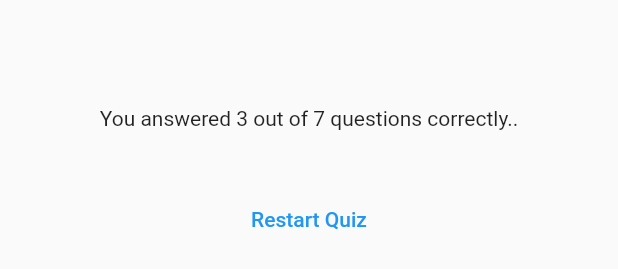
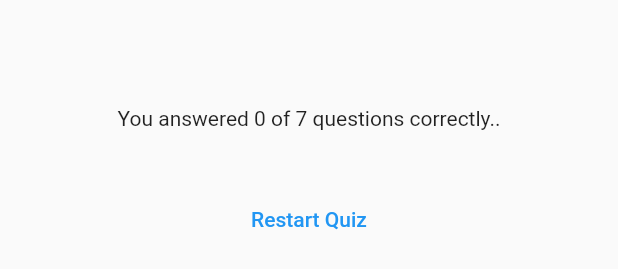
Before and after one commit to vinxe-offiah/demo_quiz, a Flutter app: the ResultsScreen widget shown alone on an empty page, opened directly with empty values, on a phone screen of 412 x 824 dp. Shown: the part 437-706 px from the top of the screen. Run offline on Flutter 3.47's test engine with Material 2 defaults, Android fonts, the phone set to English and light mode, and no system bars; our stand-ins replace google_fonts.

Commit message:
Result screen work

```diff
--- a/lib/results_screen.dart
+++ b/lib/results_screen.dart
@@ -24,13 +24,20 @@ class ResultsScreen extends StatelessWidget {
   @override
   Widget build(context) {
     var summaryData = getSelectedSummary();
+    final numTotalQuestions = questions.length;
+    final numCorrectQuestions = summaryData.where(
+      (element) {
+        return element['correct-answer'] == element['chosen-answer'];
+      },
+    ).length;
     return Center(
       child: Container(
         margin: const EdgeInsets.all(30),
         child: Column(
           mainAxisSize: MainAxisSize.min,
           children: [
-            const Text('You answered 3 out of 7 questions correctly..'),
+            Text(
+                'You answered $numCorrectQuestions of $numTotalQuestions questions correctly..'),
             const SizedBox(height: 15),
             QuestionsSummary(summaryData),
             const SizedBox(height: 20),
```
